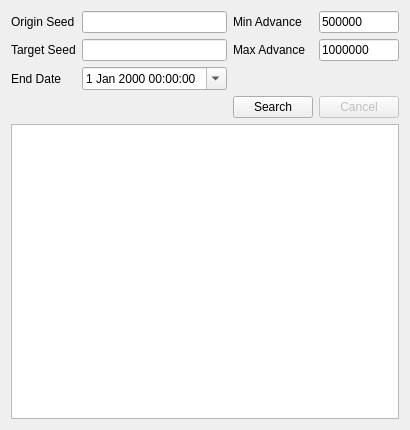
Old version of the form Source/Forms/Gen3/Tools/GameCubeRTC.ui in the repository Admiral-Fish/PokeFinder.
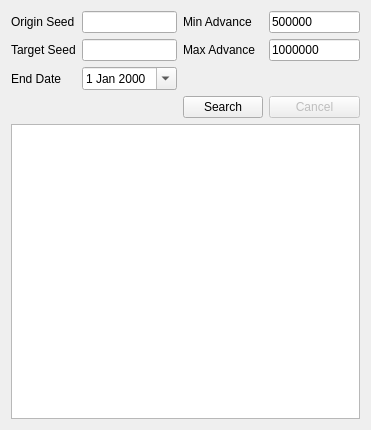
New version of the form. Custom widgets are drawn as their Qt base class.

Patch:
```diff
--- a/Source/Forms/Gen3/Tools/GameCubeRTC.ui
+++ b/Source/Forms/Gen3/Tools/GameCubeRTC.ui
@@ -71,13 +71,6 @@
        </property>
       </widget>
      </item>
-     <item row="2" column="1">
-      <widget class="DateTimeEdit" name="dateTimeEdit">
-       <property name="calendarPopup">
-        <bool>true</bool>
-       </property>
-      </widget>
-     </item>
      <item row="3" column="2">
       <widget class="QPushButton" name="pushButtonSearch">
        <property name="text">
@@ -95,6 +88,13 @@
        </property>
       </widget>
      </item>
+     <item row="2" column="1">
+      <widget class="DateEdit" name="dateEdit">
+       <property name="calendarPopup">
+        <bool>true</bool>
+       </property>
+      </widget>
+     </item>
     </layout>
    </item>
    <item row="1" column="0">
@@ -139,9 +139,9 @@
    <header>Forms/Controls/TableView.hpp</header>
   </customwidget>
   <customwidget>
-   <class>DateTimeEdit</class>
-   <extends>QDateTimeEdit</extends>
-   <header>Forms/Controls/DateTimeEdit.hpp</header>
+   <class>DateEdit</class>
+   <extends>QDateEdit</extends>
+   <header>Forms/Controls/DateEdit.hpp</header>
   </customwidget>
  </customwidgets>
  <tabstops>
```
Left out of the diff: 2 changed lines with no effect on the pictures.
